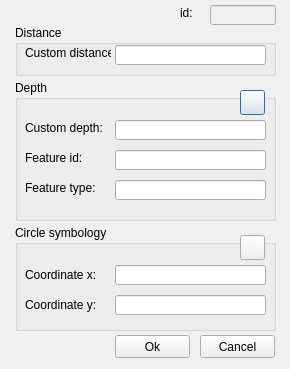
First picture: the form in ui/dimensions.ui, repository Giswater/giswater_qgis_plugin, before the edit.
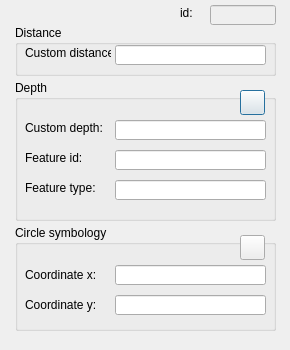
Second picture: the form after the edit. Icons and pictures are not drawn.

What changed in the file:
```diff
--- a/ui/dimensions.ui
+++ b/ui/dimensions.ui
@@ -10,7 +10,7 @@
     <x>0</x>
     <y>0</y>
     <width>290</width>
-    <height>369</height>
+    <height>350</height>
    </rect>
   </property>
   <property name="maximumSize">
@@ -265,32 +265,6 @@
     <string>id:</string>
    </property>
   </widget>
-  <widget class="QPushButton" name="btn_cancel">
-   <property name="geometry">
-    <rect>
-     <x>200</x>
-     <y>335</y>
-     <width>75</width>
-     <height>23</height>
-    </rect>
-   </property>
-   <property name="text">
-    <string>Cancel</string>
-   </property>
-  </widget>
-  <widget class="QPushButton" name="btn_accept">
-   <property name="geometry">
-    <rect>
-     <x>115</x>
-     <y>335</y>
-     <width>75</width>
-     <height>23</height>
-    </rect>
-   </property>
-   <property name="text">
-    <string>Ok</string>
-   </property>
-  </widget>
  </widget>
  <resources/>
  <connections/>
```
